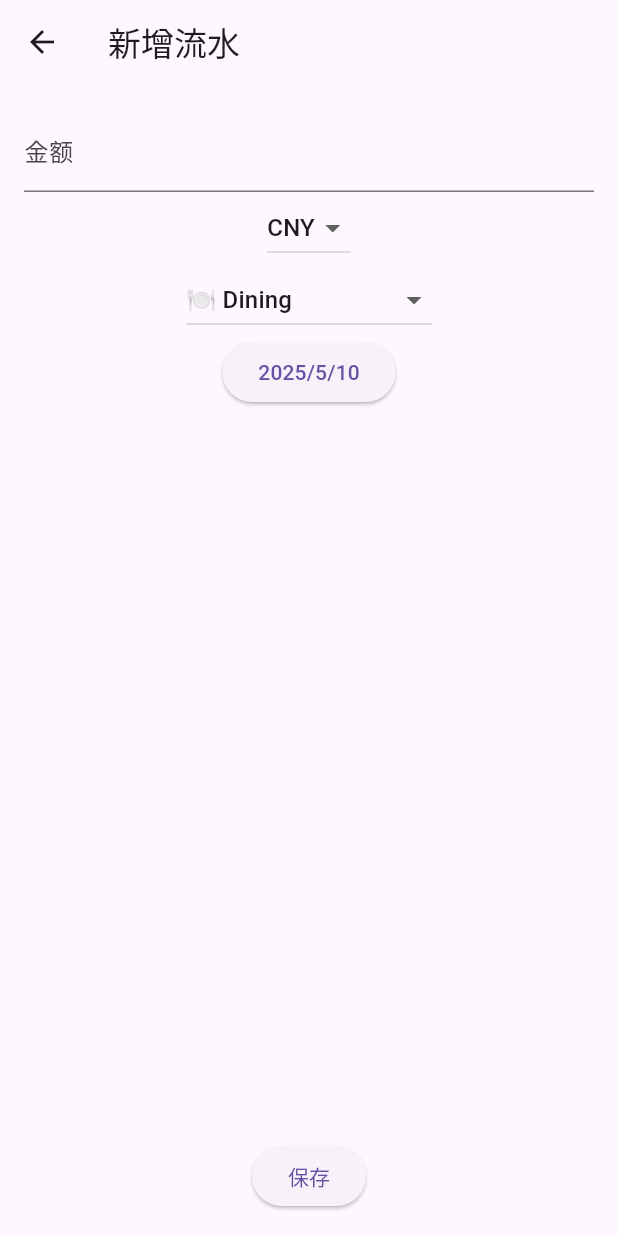
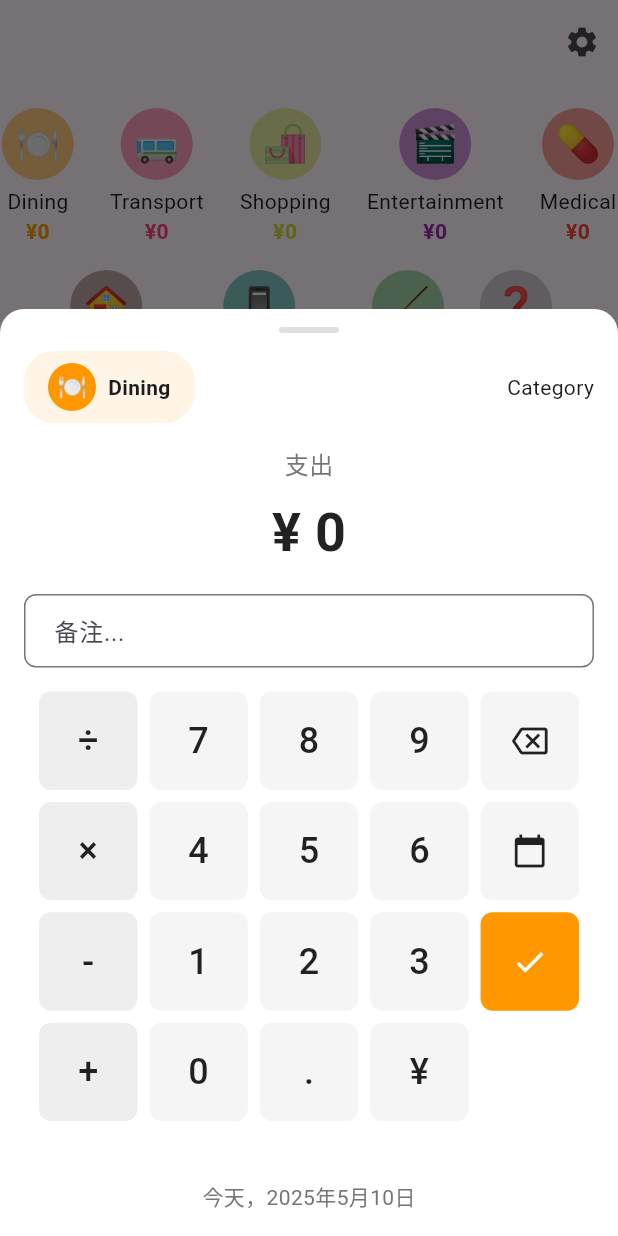
Before and after one commit to camtrik/money-manager-flutter, a Flutter app: the screen it shows after launch, after a tap on "🍽️", on a phone screen of 412 x 824 dp. Run offline on Flutter 3.47's test engine with Material 3 defaults, Android fonts, the phone set to English and light mode, and no system bars; drawn by our look-alikes of fl_chart; our stand-ins replace hive, hive_flutter; accounts and stored records are empty.

Commit message:
add tx sheet

```diff
--- /dev/null
+++ b/lib/screens/add_tx_sheet.dart
@@ -0,0 +1,363 @@
+import 'package:flutter/material.dart';
+import 'package:provider/provider.dart';
+import 'package:money_manager/models/category.dart';
+import 'package:money_manager/models/transaction.dart';
+import 'package:money_manager/view_models/tx_list_model.dart';
+import 'package:money_manager/l10n/gen/app_localizations.dart';
+
+class AddTransactionSheet extends StatefulWidget {
+  final Category category;
+
+  const AddTransactionSheet({Key? key, required this.category}) : super(key: key);
+
+  @override
+  State<AddTransactionSheet> createState() => _AddTransactionSheetState();
+}
+
+class _AddTransactionSheetState extends State<AddTransactionSheet> {
+  String _amount = '0';
+  String _currency = 'CNY';
+  DateTime _date = DateTime.now();
+  final TextEditingController _remarkController = TextEditingController();
+
+  void _onNumberPressed(String value) {
+    setState(() {
+      if (_amount == '0') {
+        _amount = value;
+      } else {
+        _amount += value;
+      }
+    });
+  }
+
+  void _onDecimalPressed() {
+    setState(() {
+      if (!_amount.contains('.')) {
+        _amount += '.';
+      }
+    });
+  }
+
+  void _onClearPressed() {
+    setState(() {
+      _amount = '0';
+    });
+  }
+
+  void _onDeletePressed() {
+    setState(() {
+      if (_amount.length > 1) {
+        _amount = _amount.substring(0, _amount.length - 1);
+      } else {
+        _amount = '0';
+      }
+    });
+  }
+
+  void _saveTransaction() {
+    final amount = double.tryParse(_amount) ?? 0.0;
+    if (amount > 0) {
+      final transaction = Transaction(
+        amount: amount,
+        currency: _currency,
+        category: widget.category,
+        occurredAt: _date,
+      );
+      context.read<TxListModel>().add(transaction);
+      Navigator.pop(context);
+    }
+  }
+
+  void _showDatePicker() async {
+    final pickedDate = await showDatePicker(
+      context: context,
+      initialDate: _date,
+      firstDate: DateTime(2020),
+      lastDate: DateTime.now(),
+    );
+    if (pickedDate != null) {
+      setState(() {
+        _date = pickedDate;
+      });
+    }
+  }
+
+  @override
+  void dispose() {
+    _remarkController.dispose();
+    super.dispose();
+  }
+
+  @override
+  Widget build(BuildContext context) {
+    final l10n = AppLocalizations.of(context)!;
+
+    return Container(
+      height: MediaQuery.of(context).size.height * 0.75,
+      decoration: const BoxDecoration(
+        color: Colors.white,
+        borderRadius: BorderRadius.only(
+          topLeft: Radius.circular(16),
+          topRight: Radius.circular(16),
+        ),
+      ),
+      child: Column(
+        children: [
+          // Handle bar
+          Container(
+            width: 40,
+            height: 4,
+            margin: const EdgeInsets.symmetric(vertical: 12),
+            decoration: BoxDecoration(
+              color: Colors.grey.shade300,
+              borderRadius: BorderRadius.circular(2),
+            ),
+          ),
+
+          // Header with category type and from account
+          Padding(
+            padding: const EdgeInsets.symmetric(horizontal: 16),
+            child: Row(
+              mainAxisAlignment: MainAxisAlignment.spaceBetween,
+              children: [
+                Container(
+                  padding: const EdgeInsets.symmetric(horizontal: 16, vertical: 8),
+                  decoration: BoxDecoration(
+                    color: Color(widget.category.colorValue).withOpacity(0.1),
+                    borderRadius: BorderRadius.circular(20),
+                  ),
+                  child: Row(
+                    children: [
+                      CircleAvatar(
+                        radius: 16,
+                        backgroundColor: Color(widget.category.colorValue),
+                        child: Text(
+                          widget.category.icon,
+                          style: const TextStyle(fontSize: 16),
+                        ),
+                      ),
+                      const SizedBox(width: 8),
+                      Text(
+                        widget.category.name,
+                        style: const TextStyle(fontWeight: FontWeight.bold),
+                      ),
+                    ],
+                  ),
+                ),
+                Text(l10n.category),
+              ],
+            ),
+          ),
+
+          const SizedBox(height: 16),
+
+          // Amount display
+          Text(
+            '支出',
+            style: TextStyle(color: Colors.grey.shade600, fontSize: 16),
+          ),
+          const SizedBox(height: 8),
+          Text(
+            '¥ $_amount',
+            style: const TextStyle(
+              fontSize: 36,
+              fontWeight: FontWeight.bold,
+              color: Colors.black87,
+            ),
+          ),
+
+          const SizedBox(height: 16),
+
+          // Remark field
+          Padding(
+            padding: const EdgeInsets.symmetric(horizontal: 16),
+            child: TextField(
+              controller: _remarkController,
+              decoration: InputDecoration(
+                hintText: '备注...',
+                border: OutlineInputBorder(
+                  borderRadius: BorderRadius.circular(8),
+                  borderSide: BorderSide(color: Colors.grey.shade300),
+                ),
+                contentPadding: const EdgeInsets.symmetric(horizontal: 16, vertical: 12),
+              ),
+            ),
+          ),
+
+          const SizedBox(height: 16),
+
+          // Calculator buttons with constrained width
+          Expanded(
+            child: Center(
+              child: ConstrainedBox(
+                constraints: const BoxConstraints(maxWidth: 400),
+                child: Padding(
+                  padding: const EdgeInsets.symmetric(horizontal: 16),
+                  child: Column(
+                    children: [
+                      // First row
+                      _buildButtonRow([
+                        _buildOperatorButton('÷'),
+                        _buildCalculatorButton('7', onPressed: () => _onNumberPressed('7')),
+                        _buildCalculatorButton('8', onPressed: () => _onNumberPressed('8')),
+                        _buildCalculatorButton('9', onPressed: () => _onNumberPressed('9')),
+                        _buildIconButton(Icons.backspace_outlined, onPressed: _onDeletePressed),
+                      ]),
+                      const SizedBox(height: 8),
+
+                      // Second row
+                      _buildButtonRow([
+                        _buildOperatorButton('×'),
+                        _buildCalculatorButton('4', onPressed: () => _onNumberPressed('4')),
+                        _buildCalculatorButton('5', onPressed: () => _onNumberPressed('5')),
+                        _buildCalculatorButton('6', onPressed: () => _onNumberPressed('6')),
+                        _buildIconButton(Icons.calendar_today, onPressed: _showDatePicker),
+                      ]),
+                      const SizedBox(height: 8),
+
+                      // Third row
+                      _buildButtonRow([
+                        _buildOperatorButton('-'),
+                        _buildCalculatorButton('1', onPressed: () => _onNumberPressed('1')),
+                        _buildCalculatorButton('2', onPressed: () => _onNumberPressed('2')),
+                        _buildCalculatorButton('3', onPressed: () => _onNumberPressed('3')),
+                        _buildIconButton(
+                          Icons.check,
+                          onPressed: _saveTransaction,
+                          backgroundColor: Color(widget.category.colorValue),
+                          iconColor: Colors.white,
+                        ),
+                      ]),
+                      const SizedBox(height: 8),
+
+                      // Fourth row
+                      _buildButtonRow([
+                        _buildOperatorButton('+'),
+                        _buildCalculatorButton('0', onPressed: () => _onNumberPressed('0')),
+                        _buildCalculatorButton('.', onPressed: _onDecimalPressed),
+                        _buildCalculatorButton('¥', onPressed: () {}),
+                        _buildEmptyButton(), // 修复错位问题：使用空按钮代替 SizedBox
+                      ]),
+                    ],
+                  ),
+                ),
+              ),
+            ),
+          ),
+
+          // Date display at bottom
+          Padding(
+            padding: const EdgeInsets.all(16),
+            child: Text(
+              '今天，${_date.year}年${_date.month}月${_date.day}日',
+              style: TextStyle(color: Colors.grey.shade600),
+            ),
+          ),
+        ],
+      ),
+    );
+  }
+
+  Widget _buildButtonRow(List<Widget> buttons) {
+    return Row(
+      mainAxisAlignment: MainAxisAlignment.spaceBetween,
+      children: buttons,
+    );
+  }
+
+  Widget _buildCalculatorButton(String label, {required VoidCallback onPressed}) {
+    return Expanded(
+      child: Padding(
+        padding: const EdgeInsets.symmetric(horizontal: 4),
+        child: AspectRatio(
+          aspectRatio: 1,
+          child: ElevatedButton(
+            onPressed: onPressed,
+            style: ElevatedButton.styleFrom(
+              backgroundColor: Colors.grey.shade100,
+              foregroundColor: Colors.black87,
+              shape: RoundedRectangleBorder(
+                borderRadius: BorderRadius.circular(8),
+              ),
+              elevation: 0,
+              padding: EdgeInsets.zero,
+            ),
+            child: Text(
+              label,
+              style: const TextStyle(fontSize: 24),
+            ),
+          ),
+        ),
+      ),
+    );
+  }
+
+  Widget _buildOperatorButton(String operator) {
+    return Expanded(
+      child: Padding(
+        padding: const EdgeInsets.symmetric(horizontal: 4),
+        child: AspectRatio(
+          aspectRatio: 1,
+          child: ElevatedButton(
+            onPressed: () {},
+            style: ElevatedButton.styleFrom(
+              backgroundColor: Colors.grey.shade200,
+              foregroundColor: Colors.black87,
+              shape: RoundedRectangleBorder(
+                borderRadius: BorderRadius.circular(8),
+              ),
+              elevation: 0,
+              padding: EdgeInsets.zero,
+            ),
+            child: Text(
+              operator,
+              style: const TextStyle(fontSize: 24),
+            ),
+          ),
+        ),
+      ),
+    );
+  }
+
+  Widget _buildIconButton(
+    IconData icon, {
+    required VoidCallback onPressed,
+    Color? backgroundColor,
+    Color? iconColor,
+  }) {
+    return Expanded(
+      child: Padding(
+        padding: const EdgeInsets.symmetric(horizontal: 4),
+        child: AspectRatio(
+          aspectRatio: 1,
+          child: ElevatedButton(
+            onPressed: onPressed,
+            style: ElevatedButton.styleFrom(
+              backgroundColor: backgroundColor ?? Colors.grey.shade100,
+              foregroundColor: iconColor ?? Colors.black87,
+              shape: RoundedRectangleBorder(
+                borderRadius: BorderRadius.circular(8),
+              ),
+              elevation: 0,
+              padding: EdgeInsets.zero,
+            ),
+            child: Icon(icon, size: 24),
+          ),
+        ),
+      ),
+    );
+  }
+
+  // 添加新方法：创建空占位符按钮
+  Widget _buildEmptyButton() {
+    return Expanded(
+      child: Padding(
+        padding: const EdgeInsets.symmetric(horizontal: 4),
+        child: AspectRatio(
+          aspectRatio: 1,
+          child: Container(), // 空容器作为占位符
+        ),
+      ),
+    );
+  }
+}
--- a/lib/screens/category_screen.dart
+++ b/lib/screens/category_screen.dart
@@ -3,6 +3,7 @@ import 'package:flutter/material.dart';
 import 'package:money_manager/models/category.dart';
 import 'package:money_manager/models/transaction.dart';
 import 'package:money_manager/screens/add_tx_screen.dart';
+import 'package:money_manager/screens/add_tx_sheet.dart';
 import 'package:money_manager/screens/settings_screen.dart';
 import 'package:money_manager/view_models/category_list_model.dart';
 import 'package:money_manager/view_models/tx_list_model.dart';
@@ -56,9 +57,11 @@ class CategoryScreen extends StatelessWidget {
               final total = sums[c.id] ?? 0;
               return GestureDetector(
                 onTap: () {
-                  Navigator.push(
-                    context,
-                    MaterialPageRoute(builder: (context) => const AddTxScreen())
+                  showModalBottomSheet(
+                    context: context,
+                    isScrollControlled: true,
+                    backgroundColor: Colors.transparent,
+                    builder: (context) => AddTransactionSheet(category: c),
                   );
                 },
                 child: Column(
--- a/lib/services/storage_service.dart
+++ b/lib/services/storage_service.dart
@@ -7,7 +7,7 @@ class StorageService {
   static Future<void> init() async {
     await Hive.initFlutter();
 
-    await Hive.deleteBoxFromDisk('categories');
+    // await Hive.deleteBoxFromDisk('categories');
 
     Hive.registerAdapter(TransactionAdapter());
     Hive.registerAdapter(CategoryAdapter());
--- a/lib/view_models/category_list_model.dart
+++ b/lib/view_models/category_list_model.dart
@@ -27,7 +27,7 @@ class CategoryListModel extends ChangeNotifier {
       Category(id: 'housing',         name: 'Housing',       icon: '🏠', colorValue: Colors.brown.toARGB32()),
       Category(id: 'communication',   name: 'Communication', icon: '📱', colorValue: Colors.teal.toARGB32()),
       Category(id: 'daily_necessities', name: 'Daily',        icon: '🧹', colorValue: Colors.green.toARGB32()),
-      Category(id: 'other',           name: 'Other',         icon: '🔖', colorValue: Colors.grey.toARGB32()),
+      Category(id: 'other',           name: 'Other',         icon: '❓', colorValue: Colors.grey.toARGB32()),
     ];
 
     final existingIds = _all.map((c) => c.id).toSet();
```
